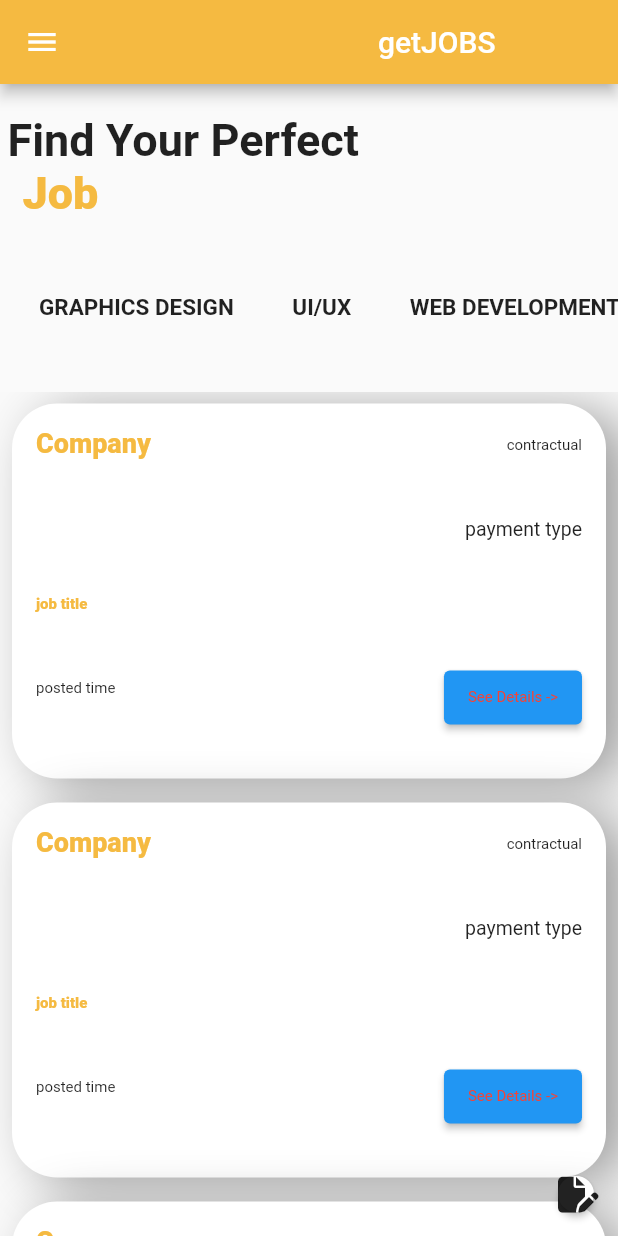
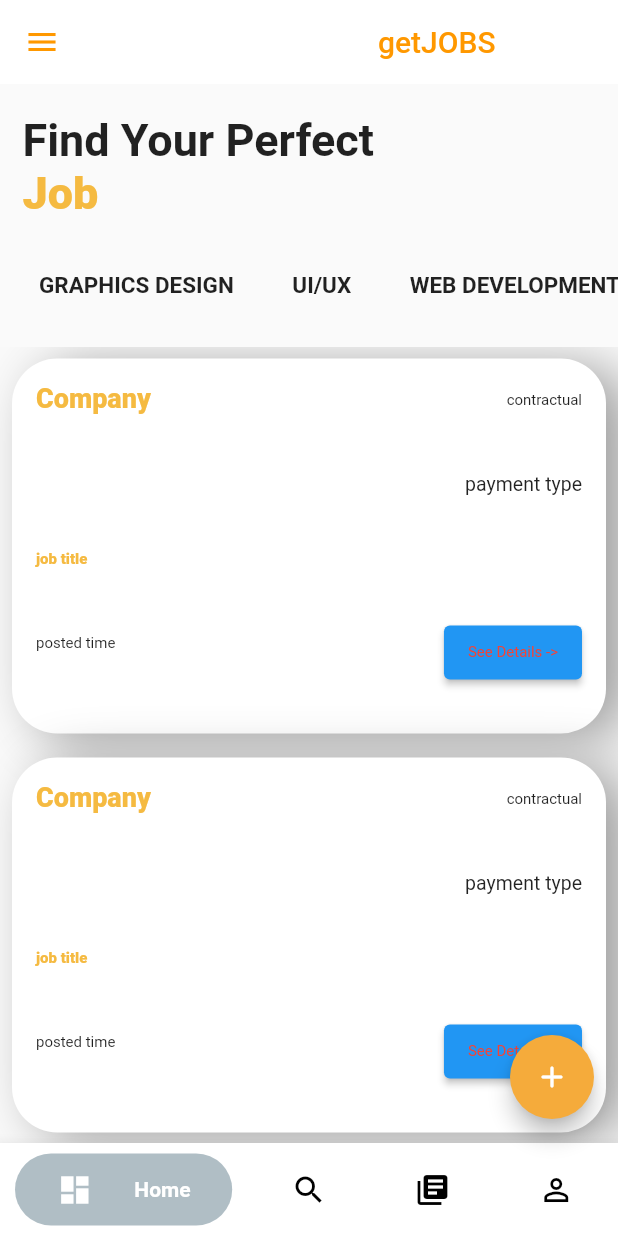
Before and after one commit to mikias-tulu/getJOBS-freelance-app, a Flutter app: the screen it shows once a user with an empty profile is signed in, on a phone screen of 412 x 824 dp. Run offline on Flutter 3.47's test engine with Material 2 defaults, Android fonts, the phone set to English and light mode, and no system bars; drawn by our look-alikes of bubble_bottom_bar; our stand-ins replace dio, file_picker, firebase_auth, firebase_core, fluttertoast, font_awesome_flutter and 2 more; missing offline and left inert: popup_card, searchbar_animation; accounts and stored records are empty; Roboto replaces fonts that are missing (Nexa-Thin).

Commit message:
added routes to bottom nav bar

```diff
--- a/lib/screens/homescreen/home_screen.dart
+++ b/lib/screens/homescreen/home_screen.dart
@@ -1,7 +1,9 @@
+import 'package:bubble_bottom_bar/bubble_bottom_bar.dart';
 import "package:flutter/material.dart";
 import 'package:font_awesome_flutter/font_awesome_flutter.dart';
 
 import 'package:freelance_app/screens/homescreen/components/categories.dart';
+import 'package:freelance_app/screens/profile/profile.dart';
 import 'package:freelance_app/utils/colors.dart';
 import 'package:freelance_app/screens/homescreen/components/posted_jobs.dart';
 import 'package:freelance_app/screens/homescreen/sidebar.dart';
@@ -21,10 +23,134 @@ class Homescreen extends StatefulWidget {
 class _HomescreenState extends State<Homescreen> {
   @override
   Widget build(BuildContext context) {
-    return MaterialApp(
+    return const MaterialApp(
       debugShowCheckedModeBanner: false,
-      home: const Homepage(),
-      routes: {Search.routename: (_) => const Search()},
+      home: BottomNavigationPage(
+        title: "getJOBS",
+      ),
+    );
+  }
+}
+
+class BottomNavigationPage extends StatefulWidget {
+  const BottomNavigationPage({Key? key, required this.title}) : super(key: key);
+  final String title;
+
+  @override
+  _BottomNavigationPageState createState() => _BottomNavigationPageState();
+}
+
+class _BottomNavigationPageState extends State<BottomNavigationPage> {
+  late int currentIndex;
+
+  @override
+  void initState() {
+    super.initState();
+    currentIndex = 0;
+  }
+
+  void changePage(int? index) {
+    setState(() {
+      currentIndex = index!;
+    });
+  }
+
+  @override
+  Widget build(BuildContext context) {
+    return Scaffold(
+      body: <Widget>[
+        const Homepage(),
+        const Search(),
+        Container(),
+        const ProfilePage(),
+      ][currentIndex],
+      floatingActionButton: currentIndex == 0 || currentIndex == 1
+          ? FloatingActionButton(
+              backgroundColor: const Color.fromARGB(255, 245, 171, 59),
+              onPressed: () {},
+              child: const Icon(
+                Icons.add_rounded,
+                //size: 40,
+                color: Colors.white,
+              ),
+            )
+          : null,
+      floatingActionButtonLocation: FloatingActionButtonLocation.endFloat,
+      bottomNavigationBar: BubbleBottomBar(
+        backgroundColor: Colors.white,
+        hasNotch: false,
+        //fabLocation: BubbleBottomBarFabLocation.end,
+        opacity: 0.5,
+        currentIndex: currentIndex,
+        onTap: changePage,
+        borderRadius: const BorderRadius.vertical(
+          top: Radius.circular(0),
+        ), //border radius doesn't work when the notch is enabled.
+        //elevation: 10,
+        tilesPadding: const EdgeInsets.symmetric(
+          vertical: 8.0,
+        ),
+
+        items: const <BubbleBottomBarItem>[
+          BubbleBottomBarItem(
+            backgroundColor: Colors.blueGrey,
+            icon: Icon(
+              Icons.dashboard,
+              color: Colors.black,
+            ),
+            activeIcon: Icon(
+              Icons.dashboard,
+              color: Colors.white,
+            ),
+            title: Text(
+              "Home",
+              style: TextStyle(color: Color(0xFFFFFFFF)),
+            ),
+          ),
+          BubbleBottomBarItem(
+              backgroundColor: Colors.blueGrey,
+              icon: Icon(
+                Icons.search,
+                color: Colors.black,
+              ),
+              activeIcon: Icon(
+                Icons.search,
+                color: Colors.white,
+              ),
+              title: Text(
+                "Search",
+                style: TextStyle(color: Color(0xFFFFFFFF)),
+              )),
+          BubbleBottomBarItem(
+              backgroundColor: Colors.blueGrey,
+              icon: Icon(
+                Icons.library_books,
+                color: Colors.black,
+              ),
+              activeIcon: Icon(
+                Icons.library_books,
+                color: Colors.white,
+              ),
+              title: Text(
+                "Activity",
+                style: TextStyle(color: Color(0xFFFFFFFF)),
+              )),
+          BubbleBottomBarItem(
+              backgroundColor: Colors.blueGrey,
+              icon: Icon(
+                Icons.person_outline,
+                color: Colors.black,
+              ),
+              activeIcon: Icon(
+                Icons.person_outline_rounded,
+                color: Colors.white,
+              ),
+              title: Text(
+                "Profile",
+                style: TextStyle(color: Color(0xFFFFFFFF)),
+              )),
+        ],
+      ),
     );
   }
 }
@@ -42,10 +168,17 @@ class _HomepageState extends State<Homepage> {
     return Scaffold(
       drawer: const SideBar(),
       appBar: AppBar(
-        backgroundColor: yellow,
+        elevation: 0,
+        backgroundColor: white,
+        iconTheme: const IconThemeData(
+          color: Colors.orange,
+        ),
         title: const Padding(
           padding: EdgeInsets.only(left: 180),
-          child: Text("getJOBS"),
+          child: Text(
+            "getJOBS",
+            style: TextStyle(color: Colors.orange),
+          ),
         ),
       ),
       body: SafeArea(
@@ -54,14 +187,14 @@ class _HomepageState extends State<Homepage> {
           crossAxisAlignment: CrossAxisAlignment.start,
           children: const [
             Padding(
-              padding: EdgeInsets.only(left: 5, top: 20),
+              padding: EdgeInsets.only(left: 15, top: 20),
               child: Text(
                 "Find Your Perfect ",
                 style: TextStyle(fontWeight: FontWeight.bold, fontSize: 30),
               ),
             ),
             Padding(
-              padding: EdgeInsets.only(left: 15, bottom: 30),
+              padding: EdgeInsets.only(left: 15, bottom: 15),
               child: Text(
                 "Job",
                 style: TextStyle(
@@ -73,62 +206,13 @@ class _HomepageState extends State<Homepage> {
             ),
             Category(),
             SizedBox(
-              height: 25,
+              height: 10,
             ),
             Postedjob(),
             //Bottomnavbar(),
           ],
         ),
       ),
-
-      //job post floating action button
-      floatingActionButton: PopupItemLauncher(
-        tag: 'test',
-        popUp: PopUpItem(
-          padding: const EdgeInsets.all(8),
-          color: Colors.white,
-          shape:
-              RoundedRectangleBorder(borderRadius: BorderRadius.circular(32)),
-          elevation: 2,
-          tag: 'test',
-          child: const JobPosts(),
-        ),
-        child: Material(
-          color: Colors.white,
-          elevation: 2,
-          shape:
-              RoundedRectangleBorder(borderRadius: BorderRadius.circular(32)),
-          child: const Icon(FontAwesomeIcons.filePen),
-          /* const Icon(
-            Icons.,
-            size: 56,
-          ), */
-        ),
-      ),
-
-      /*
-      bottomNavigationBar: Container(
-        margin: EdgeInsets.only(left: 8, right: 8, bottom: 15),
-        color: white,
-        child: Row(
-          mainAxisAlignment: MainAxisAlignment.spaceBetween,
-          children: [
-            Icon(Icons.home, size: 35),
-            /* GestureDetector(
-              onTap: () => Navigator.push(
-                  context, MaterialPageRoute(builder: (_) => Second())),
-              child: IconButton(
-                  onPressed: () {
-                    Navigator.of(context).pushNamed(Second.routename);
-                  },
-                  icon: Icon(Icons.shopping_bag_outlined, size: 35)),
-            ),*/
-            Icon(Icons.search, size: 35),
-            Icon(Icons.post_add_rounded, size: 35),
-            Icon(Icons.person, size: 35),
-          ],
-        ),
-      ),*/
     );
   }
 }
```
